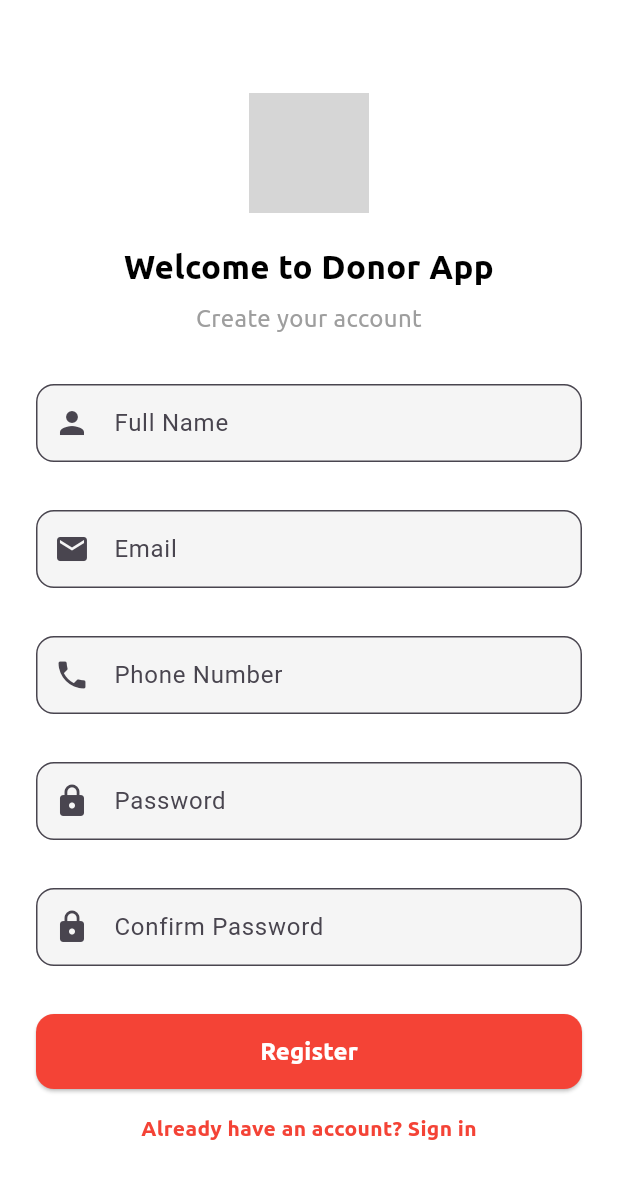
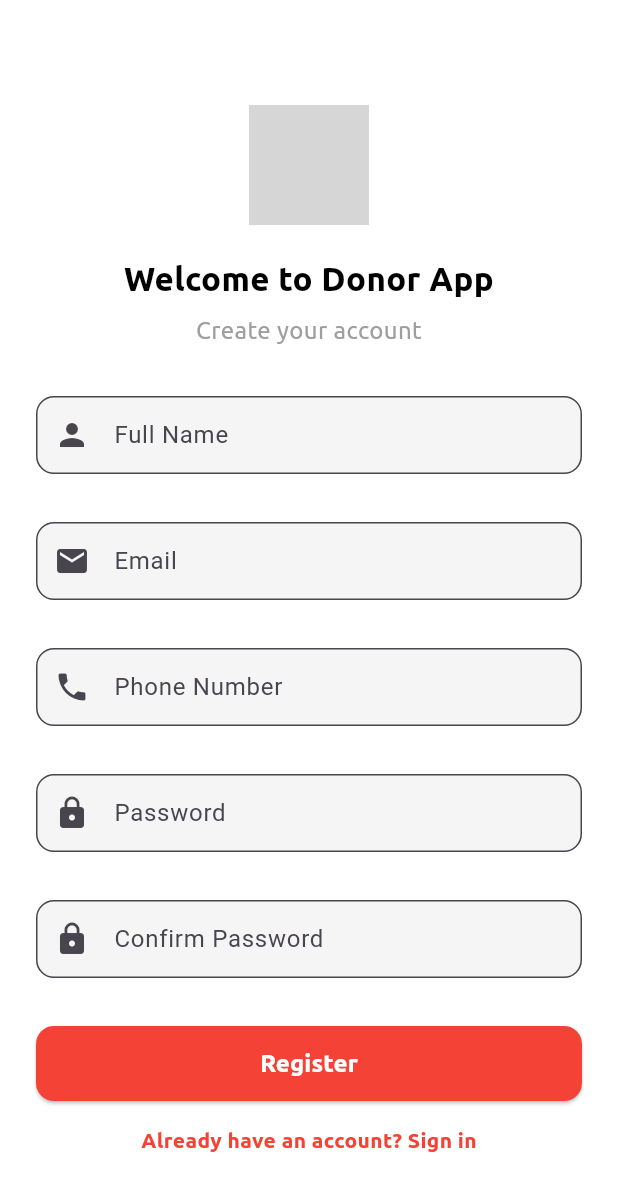
Before and after one commit to Mdsoln/donation, a Flutter app: the screen it shows after launch, after a tap on "New user? Sign up", on a phone screen of 412 x 824 dp. Shown: the top 1191 px of the screen. Run offline on Flutter 3.47's test engine with Material 3 defaults, Android fonts, the phone set to English and light mode, and no system bars; project files that could hold a hidden picture were left out; grey boxes are pictures that could not be loaded.

Commit message:
feat(ui): alignment of widget content from start on top bar instead of center

```diff
--- a/lib/screen/login_screen.dart
+++ b/lib/screen/login_screen.dart
@@ -21,13 +21,13 @@ class LoginScreen extends StatelessWidget {
         ),
       ),
       body: SafeArea(
-        child: Center(
         child: SingleChildScrollView(
           padding: const EdgeInsets.symmetric(horizontal: 24, vertical: 32),
           child: Column(
-              mainAxisAlignment: MainAxisAlignment.center, // Centers vertically
-              crossAxisAlignment: CrossAxisAlignment.center, // Aligns text in the center
+            mainAxisAlignment: MainAxisAlignment.start, // Aligns content at the top
+            crossAxisAlignment: CrossAxisAlignment.center, // Aligns text in the center horizontally
             children: [
+              const SizedBox(height: 20), // Adds space from the top
               Image.asset(
                 'assets/images/drop.jpeg',
                 width: 80,
@@ -101,7 +101,6 @@ class LoginScreen extends StatelessWidget {
           ),
         ),
       ),
-      ),
     );
   }
 }
--- a/lib/screen/register_screen.dart
+++ b/lib/screen/register_screen.dart
@@ -14,9 +14,10 @@ class RegisterScreen extends StatelessWidget {
           child: SingleChildScrollView( // Ensures it’s scrollable on smaller screens
             padding: const EdgeInsets.symmetric(horizontal: 24, vertical: 32),
             child: Column(
-              mainAxisAlignment: MainAxisAlignment.center, // Centers vertically
+              mainAxisAlignment: MainAxisAlignment.start, // Centers vertically
               crossAxisAlignment: CrossAxisAlignment.center, // Aligns text in the center
               children: [
+                const SizedBox(height: 16),
                 Image.asset(
                   'assets/images/drop.jpeg',
                   width: 80,
```
Also changed, not shown: lib/screen/forgot_password_screen.dart (+6 -7 lines). Lines whose indentation alone changed are shown as unchanged.
